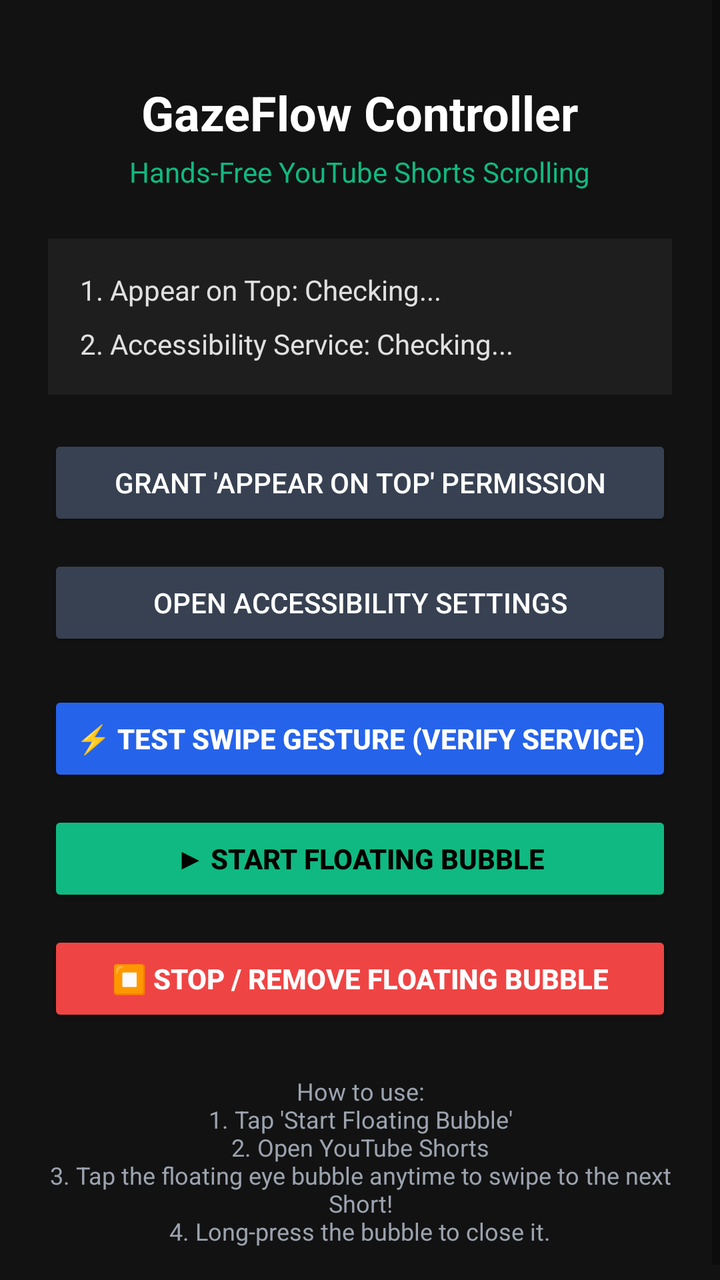
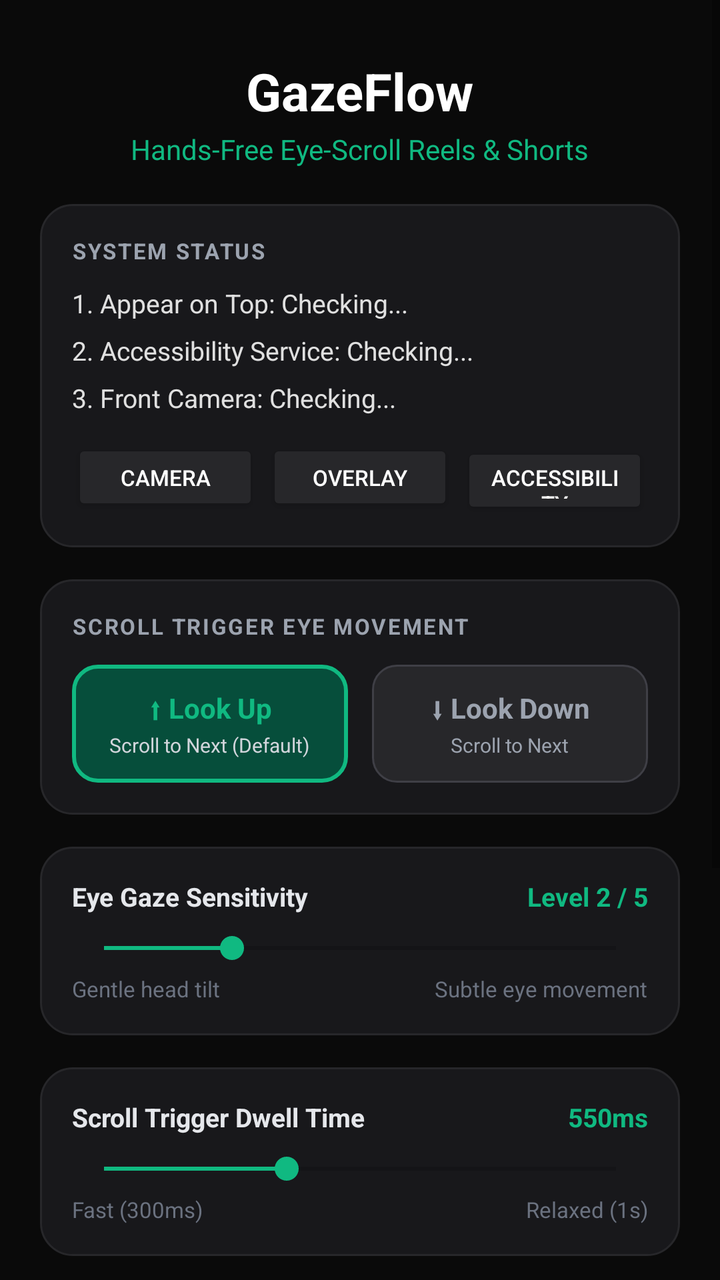

An Android layout rendered at two revisions. The XML below is the earlier revision; the diff shows what the commit changed to produce the second picture.
<!-- AndroidManifest.xml: application theme Theme.GazeFlow -->
<!-- res/layout/activity_main.xml -->
<?xml version="1.0" encoding="utf-8"?>
<ScrollView xmlns:android="http://schemas.android.com/apk/res/android"
    android:layout_width="match_parent"
    android:layout_height="match_parent"
    android:background="#121212"
    android:fillViewport="true">

    <LinearLayout
        android:layout_width="match_parent"
        android:layout_height="wrap_content"
        android:orientation="vertical"
        android:padding="24dp"
        android:gravity="center_horizontal">

        <TextView
            android:layout_width="wrap_content"
            android:layout_height="wrap_content"
            android:text="GazeFlow Controller"
            android:textColor="#FFFFFF"
            android:textSize="24sp"
            android:textStyle="bold"
            android:layout_marginTop="16dp"
            android:layout_marginBottom="4dp" />

        <TextView
            android:layout_width="wrap_content"
            android:layout_height="wrap_content"
            android:text="Hands-Free YouTube Shorts Scrolling"
            android:textColor="#10B981"
            android:textSize="14sp"
            android:layout_marginBottom="24dp" />

        
        <LinearLayout
            android:layout_width="match_parent"
            android:layout_height="wrap_content"
            android:orientation="vertical"
            android:background="#1E1E1E"
            android:padding="16dp"
            android:layout_marginBottom="20dp">

            <TextView
                android:id="@+id/tv_status_overlay"
                android:layout_width="match_parent"
                android:layout_height="wrap_content"
                android:text="1. Appear on Top: Checking..."
                android:textColor="#E0E0E0"
                android:textSize="14sp"
                android:layout_marginBottom="8dp" />

            <TextView
                android:id="@+id/tv_status_accessibility"
                android:layout_width="match_parent"
                android:layout_height="wrap_content"
                android:text="2. Accessibility Service: Checking..."
                android:textColor="#E0E0E0"
                android:textSize="14sp" />
        </LinearLayout>

        
        <Button
            android:id="@+id/btn_grant_overlay"
            android:layout_width="match_parent"
            android:layout_height="wrap_content"
            android:text="Grant 'Appear on top' Permission"
            android:backgroundTint="#374151"
            android:textColor="#FFFFFF"
            android:layout_marginBottom="12dp" />

        <Button
            android:id="@+id/btn_grant_accessibility"
            android:layout_width="match_parent"
            android:layout_height="wrap_content"
            android:text="Open Accessibility Settings"
            android:backgroundTint="#374151"
            android:textColor="#FFFFFF"
            android:layout_marginBottom="20dp" />

        
        <Button
            android:id="@+id/btn_test_gesture"
            android:layout_width="match_parent"
            android:layout_height="wrap_content"
            android:text="⚡ Test Swipe Gesture (Verify Service)"
            android:backgroundTint="#2563EB"
            android:textColor="#FFFFFF"
            android:textStyle="bold"
            android:layout_marginBottom="12dp" />

        <Button
            android:id="@+id/btn_start_bubble"
            android:layout_width="match_parent"
            android:layout_height="wrap_content"
            android:text="▶ Start Floating Bubble"
            android:backgroundTint="#10B981"
            android:textColor="#000000"
            android:textStyle="bold"
            android:layout_marginBottom="12dp" />

        <Button
            android:id="@+id/btn_stop_bubble"
            android:layout_width="match_parent"
            android:layout_height="wrap_content"
            android:text="⏹ Stop / Remove Floating Bubble"
            android:backgroundTint="#EF4444"
            android:textColor="#FFFFFF"
            android:textStyle="bold"
            android:layout_marginBottom="24dp" />

        <TextView
            android:layout_width="wrap_content"
            android:layout_height="wrap_content"
            android:text="How to use:\n1. Tap 'Start Floating Bubble'\n2. Open YouTube Shorts\n3. Tap the floating eye bubble anytime to swipe to the next Short!\n4. Long-press the bubble to close it."
            android:textColor="#9CA3AF"
            android:textSize="12sp"
            android:gravity="center" />

    </LinearLayout>
</ScrollView>
<!-- resources referenced by this layout -->
<resources>
  <style name="Theme.GazeFlow" parent="Theme.AppCompat.DayNight.NoActionBar">
          <item name="colorPrimary">#10B981</item>
          <item name="colorPrimaryDark">#059669</item>
          <item name="colorAccent">#10B981</item>
          <item name="android:statusBarColor">#121212</item>
      </style>
</resources>

<!-- the commit's change to res/layout/activity_main.xml (unified diff, before → after) -->
@@ -2,42 +2,61 @@
 <ScrollView xmlns:android="http://schemas.android.com/apk/res/android"
     android:layout_width="match_parent"
     android:layout_height="match_parent"
-    android:background="#121212"
+    android:background="#0A0A0A"
     android:fillViewport="true">
 
     <LinearLayout
         android:layout_width="match_parent"
         android:layout_height="wrap_content"
         android:orientation="vertical"
-        android:padding="24dp"
-        android:gravity="center_horizontal">
-
-        <TextView
-            android:layout_width="wrap_content"
-            android:layout_height="wrap_content"
-            android:text="GazeFlow Controller"
-            android:textColor="#FFFFFF"
-            android:textSize="24sp"
-            android:textStyle="bold"
-            android:layout_marginTop="16dp"
-            android:layout_marginBottom="4dp" />
-
-        <TextView
-            android:layout_width="wrap_content"
-            android:layout_height="wrap_content"
-            android:text="Hands-Free YouTube Shorts Scrolling"
-            android:textColor="#10B981"
-            android:textSize="14sp"
-            android:layout_marginBottom="24dp" />
+        android:padding="20dp"
+        android:maxWidth="640dp"
+        android:layout_gravity="center_horizontal">
 
         
         <LinearLayout
             android:layout_width="match_parent"
             android:layout_height="wrap_content"
             android:orientation="vertical"
-            android:background="#1E1E1E"
+            android:gravity="center"
+            android:layout_marginTop="8dp"
+            android:layout_marginBottom="18dp">
+
+            <TextView
+                android:layout_width="wrap_content"
+                android:layout_height="wrap_content"
+                android:text="GazeFlow"
+                android:textColor="#FFFFFF"
+                android:textSize="26sp"
+                android:textStyle="bold" />
+
+            <TextView
+                android:layout_width="wrap_content"
+                android:layout_height="wrap_content"
+                android:text="Hands-Free Eye-Scroll Reels &amp; Shorts"
+                android:textColor="#10B981"
+                android:textSize="14sp"
+                android:layout_marginTop="2dp" />
+        </LinearLayout>
+
+        
+        <LinearLayout
+            android:layout_width="match_parent"
+            android:layout_height="wrap_content"
+            android:orientation="vertical"
+            android:background="@drawable/bg_dark_card"
             android:padding="16dp"
-            android:layout_marginBottom="20dp">
+            android:layout_marginBottom="16dp">
+
+            <TextView
+                android:layout_width="wrap_content"
+                android:layout_height="wrap_content"
+                android:text="SYSTEM STATUS"
+                android:textColor="#9CA3AF"
+                android:textSize="11sp"
+                android:textStyle="bold"
+                android:letterSpacing="0.08"
+                android:layout_marginBottom="10dp" />
 
             <TextView
                 android:id="@+id/tv_status_overlay"
@@ -45,8 +64,8 @@
                 android:layout_height="wrap_content"
                 android:text="1. Appear on Top: Checking..."
                 android:textColor="#E0E0E0"
-                android:textSize="14sp"
-                android:layout_marginBottom="8dp" />
+                android:textSize="13sp"
+                android:layout_marginBottom="6dp" />
 
             <TextView
                 android:id="@+id/tv_status_accessibility"
@@ -54,66 +73,337 @@
                 android:layout_height="wrap_content"
                 android:text="2. Accessibility Service: Checking..."
                 android:textColor="#E0E0E0"
-                android:textSize="14sp" />
+                android:textSize="13sp"
+                android:layout_marginBottom="6dp" />
+
+            <TextView
+                android:id="@+id/tv_status_camera"
+                android:layout_width="match_parent"
+                android:layout_height="wrap_content"
+                android:text="3. Front Camera: Checking..."
+                android:textColor="#E0E0E0"
+                android:textSize="13sp"
+                android:layout_marginBottom="12dp" />
+
+            
+            <LinearLayout
+                android:layout_width="match_parent"
+                android:layout_height="wrap_content"
+                android:orientation="horizontal"
+                android:weightSum="3">
+
+                <Button
+                    android:id="@+id/btn_grant_camera"
+                    android:layout_width="0dp"
+                    android:layout_height="38dp"
+                    android:layout_weight="1"
+                    android:text="Camera"
+                    android:textSize="11sp"
+                    android:backgroundTint="#27272A"
+                    android:textColor="#FFFFFF"
+                    android:layout_marginEnd="4dp" />
+
+                <Button
+                    android:id="@+id/btn_grant_overlay"
+                    android:layout_width="0dp"
+                    android:layout_height="38dp"
+                    android:layout_weight="1"
+                    android:text="Overlay"
+                    android:textSize="11sp"
+                    android:backgroundTint="#27272A"
+                    android:textColor="#FFFFFF"
+                    android:layout_marginEnd="4dp" />
+
+                <Button
+                    android:id="@+id/btn_grant_accessibility"
+                    android:layout_width="0dp"
+                    android:layout_height="38dp"
+                    android:layout_weight="1"
+                    android:text="Accessibility"
+                    android:textSize="11sp"
+                    android:backgroundTint="#27272A"
+                    android:textColor="#FFFFFF" />
+            </LinearLayout>
+        </LinearLayout>
+
+        
+        <LinearLayout
+            android:layout_width="match_parent"
+            android:layout_height="wrap_content"
+            android:orientation="vertical"
+            android:background="@drawable/bg_dark_card"
+            android:padding="16dp"
+            android:layout_marginBottom="16dp">
+
+            <TextView
+                android:layout_width="wrap_content"
+                android:layout_height="wrap_content"
+                android:text="SCROLL TRIGGER EYE MOVEMENT"
+                android:textColor="#9CA3AF"
+                android:textSize="11sp"
+                android:textStyle="bold"
+                android:letterSpacing="0.08"
+                android:layout_marginBottom="12dp" />
+
+            <LinearLayout
+                android:layout_width="match_parent"
+                android:layout_height="wrap_content"
+                android:orientation="horizontal"
+                android:weightSum="2">
+
+                <LinearLayout
+                    android:id="@+id/card_trigger_up"
+                    android:layout_width="0dp"
+                    android:layout_height="wrap_content"
+                    android:layout_weight="1"
+                    android:orientation="vertical"
+                    android:background="@drawable/bg_btn_active"
+                    android:padding="12dp"
+                    android:gravity="center"
+                    android:clickable="true"
+                    android:focusable="true"
+                    android:layout_marginEnd="6dp">
+
+                    <TextView
+                        android:layout_width="wrap_content"
+                        android:layout_height="wrap_content"
+                        android:text="⬆ Look Up"
+                        android:textColor="#10B981"
+                        android:textSize="14sp"
+                        android:textStyle="bold" />
+
+                    <TextView
+                        android:layout_width="wrap_content"
+                        android:layout_height="wrap_content"
+                        android:text="Scroll to Next (Default)"
+                        android:textColor="#D1D5DB"
+                        android:textSize="10sp"
+                        android:layout_marginTop="2dp" />
+                </LinearLayout>
+
+                <LinearLayout
+                    android:id="@+id/card_trigger_down"
+                    android:layout_width="0dp"
+                    android:layout_height="wrap_content"
+                    android:layout_weight="1"
+                    android:orientation="vertical"
+                    android:background="@drawable/bg_btn_inactive"
+                    android:padding="12dp"
+                    android:gravity="center"
+                    android:clickable="true"
+                    android:focusable="true"
+                    android:layout_marginStart="6dp">
+
+                    <TextView
+                        android:layout_width="wrap_content"
+                        android:layout_height="wrap_content"
+                        android:text="⬇ Look Down"
+                        android:textColor="#9CA3AF"
+                        android:textSize="14sp"
+                        android:textStyle="bold" />
+
+                    <TextView
+                        android:layout_width="wrap_content"
+                        android:layout_height="wrap_content"
+                        android:text="Scroll to Next"
+                        android:textColor="#9CA3AF"
+                        android:textSize="10sp"
+                        android:layout_marginTop="2dp" />
+                </LinearLayout>
+            </LinearLayout>
+        </LinearLayout>
+
+        
+        <LinearLayout
+            android:layout_width="match_parent"
+            android:layout_height="wrap_content"
+            android:orientation="vertical"
+            android:background="@drawable/bg_dark_card"
+            android:padding="16dp"
+            android:layout_marginBottom="16dp">
+
+            <LinearLayout
+                android:layout_width="match_parent"
+                android:layout_height="wrap_content"
+                android:orientation="horizontal"
+                android:layout_marginBottom="8dp">
+
+                <TextView
+                    android:layout_width="0dp"
+                    android:layout_height="wrap_content"
+                    android:layout_weight="1"
+                    android:text="Eye Gaze Sensitivity"
+                    android:textColor="#E5E7EB"
+                    android:textSize="13sp"
+                    android:textStyle="bold" />
+
+                <TextView
+                    android:id="@+id/tv_sensitivity_value"
+                    android:layout_width="wrap_content"
+                    android:layout_height="wrap_content"
+                    android:text="Level 2 / 5"
+                    android:textColor="#10B981"
+                    android:textSize="13sp"
+                    android:textStyle="bold" />
+            </LinearLayout>
+
+            <SeekBar
+                android:id="@+id/seek_sensitivity"
+                android:layout_width="match_parent"
+                android:layout_height="wrap_content"
+                android:max="4"
+                android:progress="1"
+                android:progressTint="#10B981"
+                android:thumbTint="#10B981" />
+
+            <LinearLayout
+                android:layout_width="match_parent"
+                android:layout_height="wrap_content"
+                android:orientation="horizontal"
+                android:layout_marginTop="4dp">
+
+                <TextView
+                    android:layout_width="0dp"
+                    android:layout_height="wrap_content"
+                    android:layout_weight="1"
+                    android:text="Gentle head tilt"
+                    android:textColor="#6B7280"
+                    android:textSize="11sp" />
+
+                <TextView
+                    android:layout_width="wrap_content"
+                    android:layout_height="wrap_content"
+                    android:text="Subtle eye movement"
+                    android:textColor="#6B7280"
+                    android:textSize="11sp" />
+            </LinearLayout>
+        </LinearLayout>
+
+        
+        <LinearLayout
+            android:layout_width="match_parent"
+            android:layout_height="wrap_content"
+            android:orientation="vertical"
+            android:background="@drawable/bg_dark_card"
+            android:padding="16dp"
+            android:layout_marginBottom="16dp">
+
+            <LinearLayout
+                android:layout_width="match_parent"
+                android:layout_height="wrap_content"
+                android:orientation="horizontal"
+                android:layout_marginBottom="8dp">
+
+                <TextView
+                    android:layout_width="0dp"
+                    android:layout_height="wrap_content"
+                    android:layout_weight="1"
+                    android:text="Scroll Trigger Dwell Time"
+                    android:textColor="#E5E7EB"
+                    android:textSize="13sp"
+                    android:textStyle="bold" />
+
+                <TextView
+                    android:id="@+id/tv_dwell_value"
+                    android:layout_width="wrap_content"
+                    android:layout_height="wrap_content"
+                    android:text="550ms"
+                    android:textColor="#10B981"
+                    android:textSize="13sp"
+                    android:textStyle="bold" />
+            </LinearLayout>
+
+            <SeekBar
+                android:id="@+id/seek_dwell"
+                android:layout_width="match_parent"
+                android:layout_height="wrap_content"
+                android:max="700"
+                android:progress="250"
+                android:progressTint="#10B981"
+                android:thumbTint="#10B981" />
+
+            <LinearLayout
+                android:layout_width="match_parent"
+                android:layout_height="wrap_content"
+                android:orientation="horizontal"
+                android:layout_marginTop="4dp">
+
+                <TextView
+                    android:layout_width="0dp"
+                    android:layout_height="wrap_content"
+                    android:layout_weight="1"
+                    android:text="Fast (300ms)"
+                    android:textColor="#6B7280"
+                    android:textSize="11sp" />
+
+                <TextView
+                    android:layout_width="wrap_content"
+                    android:layout_height="wrap_content"
+                    android:text="Relaxed (1s)"
+                    android:textColor="#6B7280"
+                    android:textSize="11sp" />
+            </LinearLayout>
+        </LinearLayout>
+
+        
+        <LinearLayout
+            android:layout_width="match_parent"
+            android:layout_height="wrap_content"
+            android:orientation="horizontal"
+            android:background="@drawable/bg_dark_card"
+            android:padding="16dp"
+            android:gravity="center_vertical"
+            android:layout_marginBottom="20dp">
+
+            <TextView
+                android:layout_width="0dp"
+                android:layout_height="wrap_content"
+                android:layout_weight="1"
+                android:text="🔔 Audio Sound Chimes on Scroll &amp; Pause"
+                android:textColor="#E5E7EB"
+                android:textSize="13sp" />
+
+            <CheckBox
+                android:id="@+id/cb_audio_chimes"
+                android:layout_width="wrap_content"
+                android:layout_height="wrap_content"
+                android:checked="true"
+                android:buttonTint="#10B981" />
         </LinearLayout>
 
         
         <Button
-            android:id="@+id/btn_grant_overlay"
-            android:layout_width="match_parent"
-            android:layout_height="wrap_content"
-            android:text="Grant 'Appear on top' Permission"
-            android:backgroundTint="#374151"
-            android:textColor="#FFFFFF"
+            android:id="@+id/btn_start_bubble"
+            android:layout_width="match_parent"
+            android:layout_height="52dp"
+            android:text="▶ Start Eye-Tracking Floating Bubble"
+            android:backgroundTint="#10B981"
+            android:textColor="#000000"
+            android:textSize="14sp"
+            android:textStyle="bold"
             android:layout_marginBottom="12dp" />
 
-        <Button
-            android:id="@+id/btn_grant_accessibility"
-            android:layout_width="match_parent"
-            android:layout_height="wrap_content"
-            android:text="Open Accessibility Settings"
-            android:backgroundTint="#374151"
-            android:textColor="#FFFFFF"
-            android:layout_marginBottom="20dp" />
-
-        
         <Button
             android:id="@+id/btn_test_gesture"
             android:layout_width="match_parent"
-            android:layout_height="wrap_content"
+            android:layout_height="48dp"
             android:text="⚡ Test Swipe Gesture (Verify Service)"
             android:backgroundTint="#2563EB"
             android:textColor="#FFFFFF"
+            android:textSize="13sp"
             android:textStyle="bold"
             android:layout_marginBottom="12dp" />
 
         <Button
-            android:id="@+id/btn_start_bubble"
-            android:layout_width="match_parent"
-            android:layout_height="wrap_content"
-            android:text="▶ Start Floating Bubble"
-            android:backgroundTint="#10B981"
-            android:textColor="#000000"
-            android:textStyle="bold"
-            android:layout_marginBottom="12dp" />
-
-        <Button
             android:id="@+id/btn_stop_bubble"
             android:layout_width="match_parent"
-            android:layout_height="wrap_content"
+            android:layout_height="48dp"
             android:text="⏹ Stop / Remove Floating Bubble"
-            android:backgroundTint="#EF4444"
+            android:backgroundTint="#DC2626"
             android:textColor="#FFFFFF"
+            android:textSize="13sp"
             android:textStyle="bold"
             android:layout_marginBottom="24dp" />
 
-        <TextView
-            android:layout_width="wrap_content"
-            android:layout_height="wrap_content"
-            android:text="How to use:\n1. Tap 'Start Floating Bubble'\n2. Open YouTube Shorts\n3. Tap the floating eye bubble anytime to swipe to the next Short!\n4. Long-press the bubble to close it."
-            android:textColor="#9CA3AF"
-            android:textSize="12sp"
-            android:gravity="center" />
-
     </LinearLayout>
 </ScrollView>
<!-- resource entries referenced after the edit -->
@@ -1,5 +1,35 @@
 <!-- resources referenced by this layout -->
 <resources>
+  <!-- drawable bg_btn_active (drawable) -->
+  <?xml version="1.0" encoding="utf-8"?>
+  <shape xmlns:android="http://schemas.android.com/apk/res/android"
+      android:shape="rectangle">
+      <solid android:color="#064E3B" />
+      <stroke
+          android:width="2dp"
+          android:color="#10B981" />
+      <corners android:radius="12dp" />
+  </shape>
+  <!-- drawable bg_btn_inactive (drawable) -->
+  <?xml version="1.0" encoding="utf-8"?>
+  <shape xmlns:android="http://schemas.android.com/apk/res/android"
+      android:shape="rectangle">
+      <solid android:color="#27272A" />
+      <stroke
+          android:width="1dp"
+          android:color="#3F3F46" />
+      <corners android:radius="12dp" />
+  </shape>
+  <!-- drawable bg_dark_card (drawable) -->
+  <?xml version="1.0" encoding="utf-8"?>
+  <shape xmlns:android="http://schemas.android.com/apk/res/android"
+      android:shape="rectangle">
+      <solid android:color="#18181B" />
+      <stroke
+          android:width="1dp"
+          android:color="#27272A" />
+      <corners android:radius="16dp" />
+  </shape>
   <style name="Theme.GazeFlow" parent="Theme.AppCompat.DayNight.NoActionBar">
           <item name="colorPrimary">#10B981</item>
           <item name="colorPrimaryDark">#059669</item>
